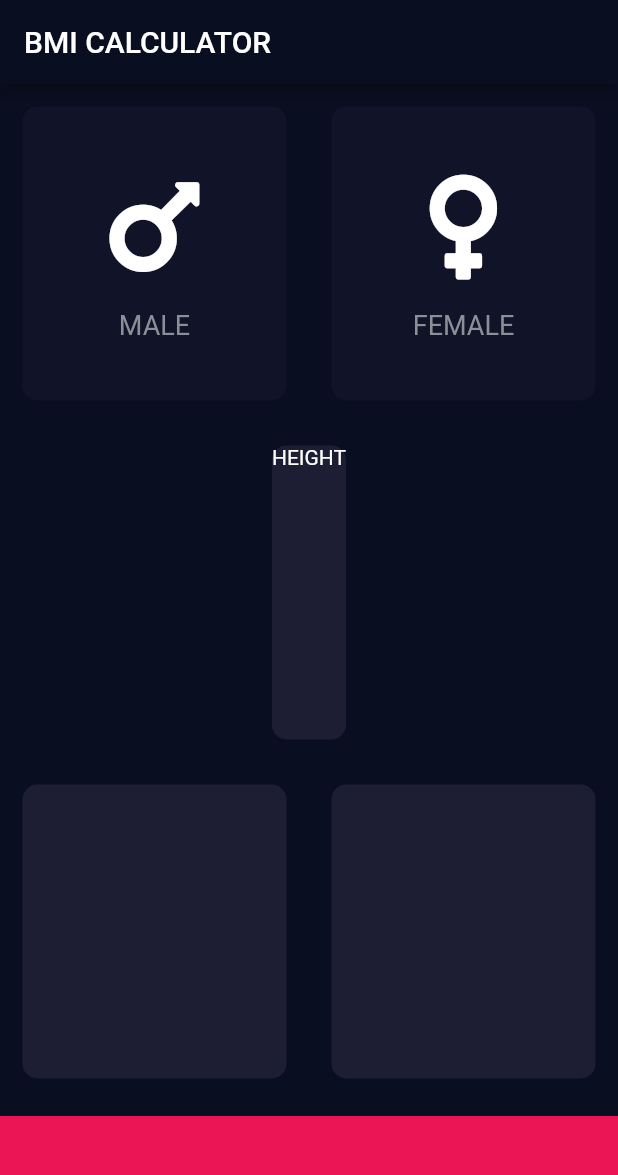
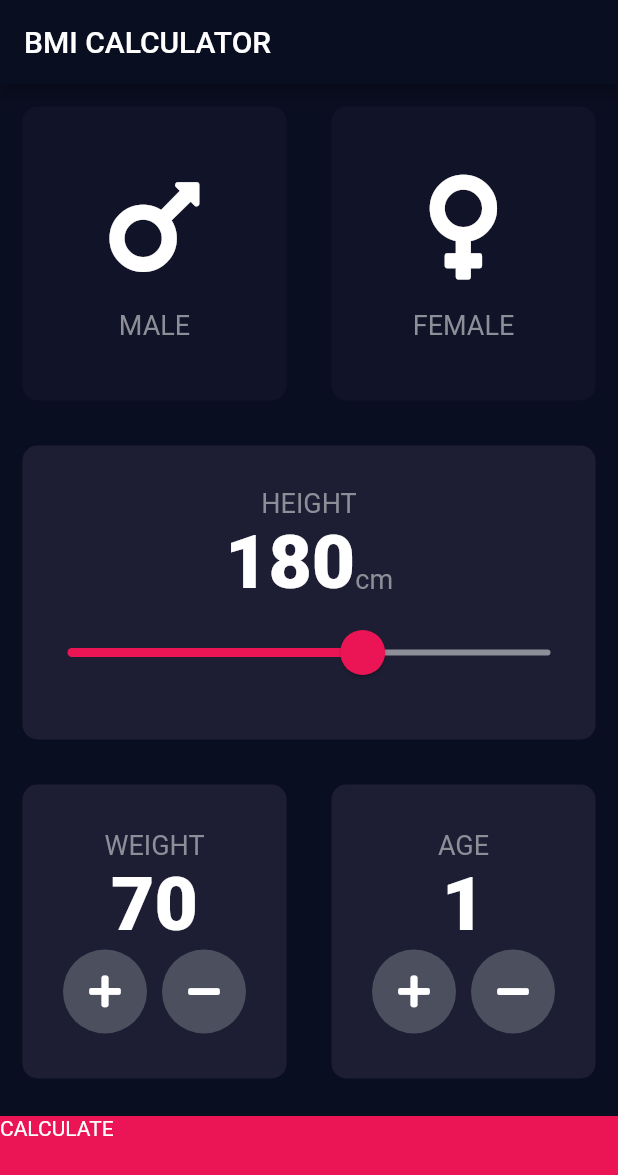
Before and after one commit to felexkuria/bmi_calculator, a Flutter app: the screen it shows after launch, on a phone screen of 412 x 824 dp. Shown: the top 1175 px of the screen. Run offline on Flutter 3.47's test engine with Material 2 defaults, Android fonts, the phone set to English and light mode, and no system bars; our stand-ins replace font_awesome_flutter.

Commit message:
back to action 19/01/2021

```diff
--- a/bmi_calculator/lib/Widgets/icon_content.dart
+++ b/bmi_calculator/lib/Widgets/icon_content.dart
@@ -1,4 +1,5 @@
 import 'package:flutter/material.dart';
+import 'package:bmi_calculator/constant.dart';
 
 class IconContent extends StatelessWidget {
   IconContent({@required this.iconData, this.label});
@@ -19,7 +20,7 @@ class IconContent extends StatelessWidget {
         ),
         Text(
           label,
-          style: TextStyle(fontSize: 18.0, color: Color(0xFF8D8E98)),
+          style: klabelTextStyle,
         )
       ],
     );
--- a/bmi_calculator/lib/constant.dart
+++ b/bmi_calculator/lib/constant.dart
@@ -0,0 +1,13 @@
+import 'package:flutter/material.dart';
+
+const kbottomContainierHeight = 80.0;
+const kactiveCardColor = Color(0xFF1D1E33);
+const kinActiveCardColor = Color(0xFF111328);
+const kbottomContainerColor = Color(
+  0xFFEB1555,
+);
+const klabelTextStyle = TextStyle(
+  fontSize: 18.0,
+  color: Color(0xFF8D8E98),
+);
+const kNumberTextStyle = TextStyle(fontSize: 50.0, fontWeight: FontWeight.w900);
--- a/bmi_calculator/lib/main.dart
+++ b/bmi_calculator/lib/main.dart
@@ -1,3 +1,4 @@
+import 'package:bmi_calculator/screens/results.dart';
 import 'package:flutter/material.dart';
 import 'package:bmi_calculator/screens/input_page.dart';
 
@@ -7,11 +8,14 @@ class BMICalculator extends StatelessWidget {
   @override
   Widget build(BuildContext context) {
     return MaterialApp(
-      theme: ThemeData.dark().copyWith(
-          primaryColor: Color(0xFF0A0E21),
-          scaffoldBackgroundColor: Color(0xFF0A0E21)),
-      debugShowCheckedModeBanner: false,
-      home: InputPage(),
-    );
+        theme: ThemeData.dark().copyWith(
+            primaryColor: Color(0xFF0A0E21),
+            scaffoldBackgroundColor: Color(0xFF0A0E21)),
+        debugShowCheckedModeBanner: false,
+        initialRoute: '/',
+        routes: {
+          '/': (context) => InputPage(),
+          'first': (context) => ResultPage(),
+        });
   }
 }
--- a/bmi_calculator/lib/screens/input_page.dart
+++ b/bmi_calculator/lib/screens/input_page.dart
@@ -1,15 +1,10 @@
 import 'package:flutter/material.dart';
 import 'package:bmi_calculator/Widgets/icon_content.dart';
 import 'package:bmi_calculator/Widgets/reusable_card.dart';
+import 'package:bmi_calculator/constant.dart';
 
 import 'package:font_awesome_flutter/font_awesome_flutter.dart';
 
-const bottomContainierHeight = 80.0;
-const activeCardColor = Color(0xFF1D1E33);
-const inActiveCardColor = Color(0xFF111328);
-const bottomContainerColor = Color(
-  0xFFEB1555,
-);
 enum Gender { female, male }
 
 //
@@ -21,6 +16,9 @@ class InputPage extends StatefulWidget {
 
 class _InputPageState extends State<InputPage> {
   Gender selectedGender;
+  int height = 180;
+  int weight = 70;
+  int age = 1;
 
 //   Color maleCardColour = inActiveCardColor;
 //   Color femaleCardColour = inActiveCardColor;
@@ -54,6 +52,7 @@ class _InputPageState extends State<InputPage> {
         title: Text('BMI CALCULATOR'),
       ),
       body: Column(
+        crossAxisAlignment: CrossAxisAlignment.stretch,
         children: [
           Expanded(
             child: Row(
@@ -67,8 +66,8 @@ class _InputPageState extends State<InputPage> {
                       });
                     },
                     colour: selectedGender == Gender.male
-                        ? activeCardColor
-                        : inActiveCardColor,
+                        ? kactiveCardColor
+                        : kinActiveCardColor,
                     cardChild: IconContent(
                       iconData: FontAwesomeIcons.mars,
                       label: 'MALE',
@@ -84,8 +83,8 @@ class _InputPageState extends State<InputPage> {
                     });
                   },
                   colour: selectedGender == Gender.female
-                      ? activeCardColor
-                      : inActiveCardColor,
+                      ? kactiveCardColor
+                      : kinActiveCardColor,
                   cardChild: IconContent(
                     iconData: FontAwesomeIcons.venus,
                     label: 'FEMALE',
@@ -96,9 +95,45 @@ class _InputPageState extends State<InputPage> {
           ),
           Expanded(
               child: ResuableCard(
-            colour: activeCardColor,
+            colour: kactiveCardColor,
             cardChild: Column(
-              children: [Text('HEIGHT')],
+              mainAxisAlignment: MainAxisAlignment.center,
+              children: [
+                Text(
+                  'HEIGHT',
+                  style: klabelTextStyle,
+                ),
+                Row(
+                  mainAxisAlignment: MainAxisAlignment.center,
+                  crossAxisAlignment: CrossAxisAlignment.baseline,
+                  textBaseline: TextBaseline.alphabetic,
+                  children: [
+                    Text(height.toString(), style: kNumberTextStyle),
+                    Text('cm', style: klabelTextStyle),
+                  ],
+                ),
+                SliderTheme(
+                  data: SliderTheme.of(context).copyWith(
+                    inactiveTickMarkColor: Color(0xFF8D8E98),
+                    activeTickMarkColor: Colors.white,
+                    thumbColor: Color(0xFFEB1555),
+                    overlayColor: Color(0x29EB1555),
+                    thumbShape: RoundSliderThumbShape(enabledThumbRadius: 15.0),
+                    overlayShape: RoundSliderOverlayShape(overlayRadius: 30.0),
+                  ),
+                  child: Slider(
+                      value: height.toDouble(),
+                      min: 70,
+                      max: 250,
+                      activeColor: Color(0xFFEB1555),
+                      inactiveColor: Color(0xFF8D8E98),
+                      onChanged: (double newValue) {
+                        setState(() {
+                          height = newValue.round();
+                        });
+                      }),
+                )
+              ],
             ),
           )),
           Expanded(
@@ -110,24 +145,123 @@ class _InputPageState extends State<InputPage> {
                     print('male was selected');
                   },
                   child: ResuableCard(
-                    colour: activeCardColor,
+                    colour: kactiveCardColor,
+                    cardChild: Column(
+                      mainAxisAlignment: MainAxisAlignment.center,
+                      children: [
+                        Text(
+                          'WEIGHT',
+                          style: klabelTextStyle,
+                        ),
+                        Text(
+                          weight.toString(),
+                          style: kNumberTextStyle,
+                        ),
+                        Row(
+                          mainAxisAlignment: MainAxisAlignment.center,
+                          children: [
+                            RoundIconButton(
+                              icon: FontAwesomeIcons.plus,
+                              onPressed: () {
+                                setState(() {
+                                  weight++;
+                                });
+                              },
+                            ),
+                            SizedBox(
+                              width: 10.0,
+                            ),
+                            RoundIconButton(
+                              onPressed: () {
+                                setState(() {
+                                  weight--;
+                                });
+                              },
+                              icon: FontAwesomeIcons.minus,
+                            ),
+                          ],
+                        )
+                      ],
+                    ),
                   ),
                 )),
                 Expanded(
                     child: ResuableCard(
-                  colour: activeCardColor,
+                  colour: kactiveCardColor,
+                  cardChild: Column(
+                    mainAxisAlignment: MainAxisAlignment.center,
+                    children: [
+                      Text(
+                        "AGE",
+                        style: klabelTextStyle,
+                      ),
+                      Text(
+                        age.toString(),
+                        style: kNumberTextStyle,
+                      ),
+                      Row(
+                        mainAxisAlignment: MainAxisAlignment.center,
+                        children: [
+                          RoundIconButton(
+                              icon: FontAwesomeIcons.plus,
+                              onPressed: () {
+                                setState(() {
+                                  age++;
+                                });
+                              }),
+                          SizedBox(
+                            width: 10.0,
+                          ),
+                          RoundIconButton(
+                              icon: FontAwesomeIcons.minus,
+                              onPressed: () {
+                                setState(() {
+                                  age--;
+                                });
+                              }),
+                        ],
+                      )
+                    ],
+                  ),
                 )),
               ],
             ),
           ),
-          Container(
-            color: bottomContainerColor,
-            margin: EdgeInsets.only(top: 10.0),
-            width: double.infinity,
-            height: bottomContainierHeight,
+          GestureDetector(
+            onTap: () {
+              Navigator.pushNamed(context, 'first');
+            },
+            child: Container(
+              child: Text(
+                'CALCULATE',
+              ),
+              color: kbottomContainerColor,
+              margin: EdgeInsets.only(top: 10.0),
+              width: double.infinity,
+              height: kbottomContainierHeight,
+            ),
           )
         ],
       ),
     );
   }
 }
+
+class RoundIconButton extends StatelessWidget {
+  RoundIconButton({this.icon, @required this.onPressed});
+
+  final IconData icon;
+  final Function onPressed;
+
+  @override
+  Widget build(BuildContext context) {
+    return RawMaterialButton(
+      child: Icon(icon),
+      shape: CircleBorder(),
+      elevation: 0.0,
+      constraints: BoxConstraints.tightFor(width: 56.0, height: 56.0),
+      onPressed: onPressed,
+      fillColor: Color(0xFF4C4f5E),
+    );
+  }
+}
--- /dev/null
+++ b/bmi_calculator/lib/screens/results.dart
@@ -0,0 +1,17 @@
+import 'package:bmi_calculator/constant.dart';
+import 'package:flutter/material.dart';
+
+class ResultPage extends StatelessWidget {
+  @override
+  Widget build(BuildContext context) {
+    return Scaffold(
+      appBar: AppBar(
+        title: Text('BMI CALCULATOR'),
+      ),
+      body: Text(
+        'data',
+        style: kNumberTextStyle,
+      ),
+    );
+  }
+}
```
